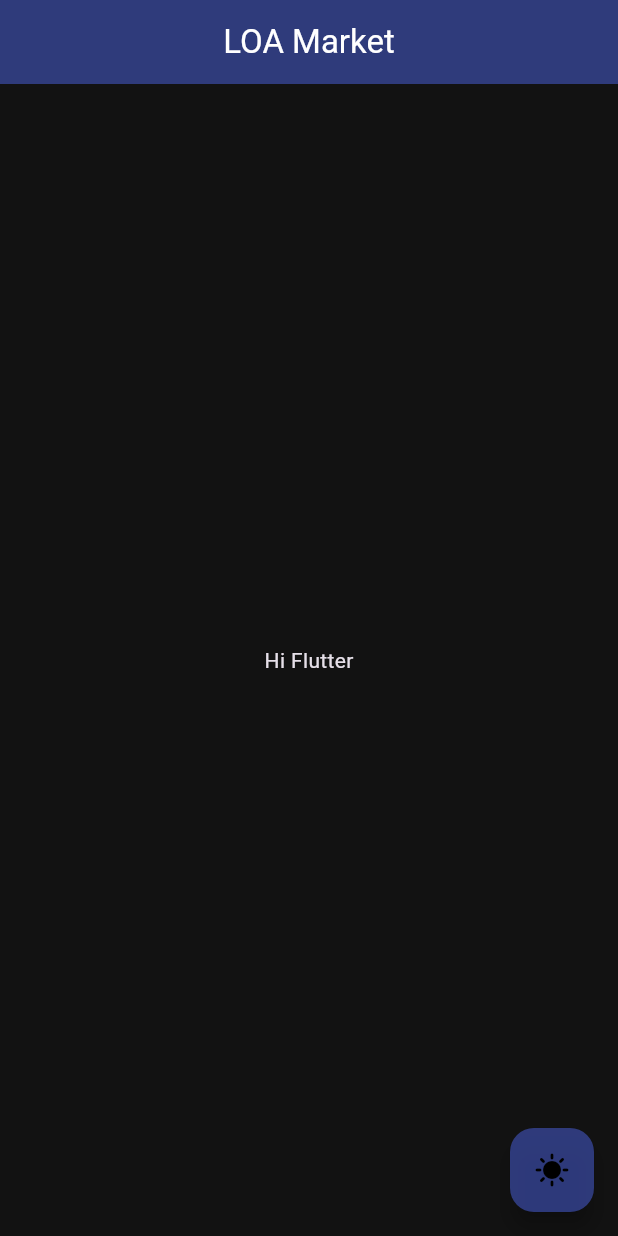
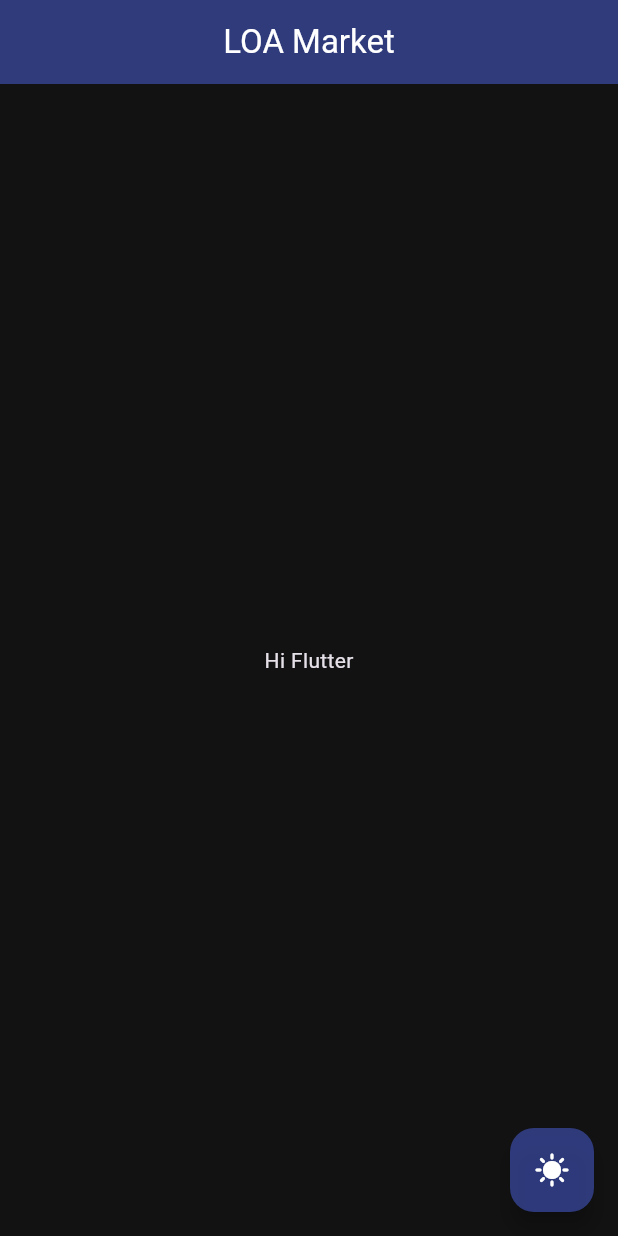
Before and after one commit to augusstt06/loa_market, a Flutter app: the screen it shows after launch, after a tap on the "nightlight" icon, on a phone screen of 412 x 824 dp. Run offline on Flutter 3.47's test engine with Material 3 defaults, Android fonts, the phone set to English and light mode, and no system bars; our stand-ins replace flutter_dotenv, google_fonts; Roboto replaces fonts that are missing (Sunflower).

Commit message:
add: darkmode button

```diff
--- a/lib/screens/home_screen.dart
+++ b/lib/screens/home_screen.dart
@@ -27,10 +27,10 @@ class _HomeScreenState extends State<HomeScreen> {
       floatingActionButton: FloatingActionButton(
         onPressed: widget.toggleTheme,
         child: Icon(
-          Theme.of(context).brightness == Brightness.dark
-              ? Icons.sunny
-              : Icons.nightlight,
-        ),
+            Theme.of(context).brightness == Brightness.dark
+                ? Icons.sunny
+                : Icons.nightlight,
+            color: Colors.white),
       ),
     );
   }
```
